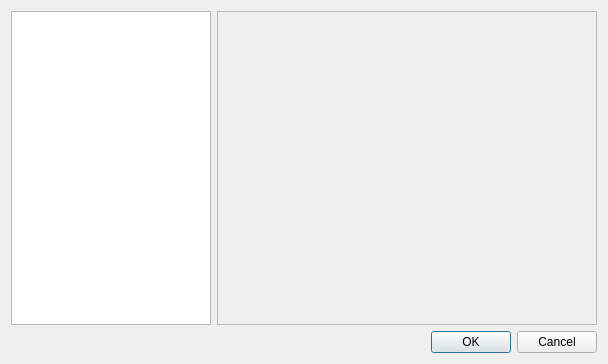
First picture: the form in Orbitool/UI/setting/Setting.ui, repository l460289052/Orbitool, before the edit.
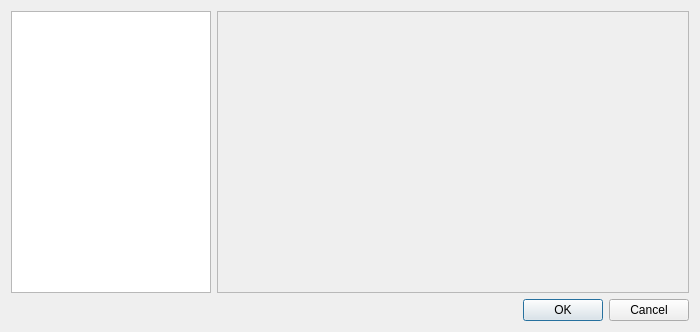
Second picture: the form after the edit.

The edit to the form file:
```diff
--- a/Orbitool/UI/setting/Setting.ui
+++ b/Orbitool/UI/setting/Setting.ui
@@ -6,10 +6,16 @@
    <rect>
     <x>0</x>
     <y>0</y>
-    <width>608</width>
-    <height>364</height>
+    <width>700</width>
+    <height>332</height>
    </rect>
   </property>
+  <property name="minimumSize">
+   <size>
+    <width>700</width>
+    <height>300</height>
+   </size>
+  </property>
   <property name="windowTitle">
    <string>Dialog</string>
   </property>
@@ -68,8 +74,8 @@
          <rect>
           <x>0</x>
           <y>0</y>
-          <width>380</width>
-          <height>313</height>
+          <width>472</width>
+          <height>281</height>
          </rect>
         </property>
         <layout class="QVBoxLayout" name="scrollAreaLayout">
```
